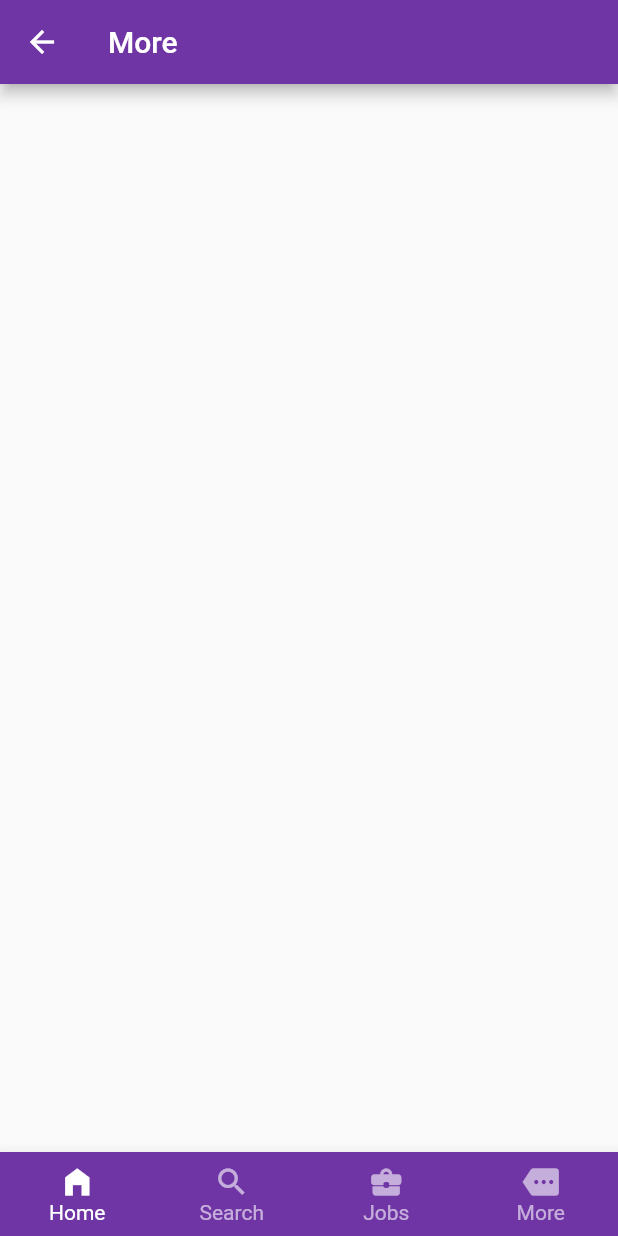
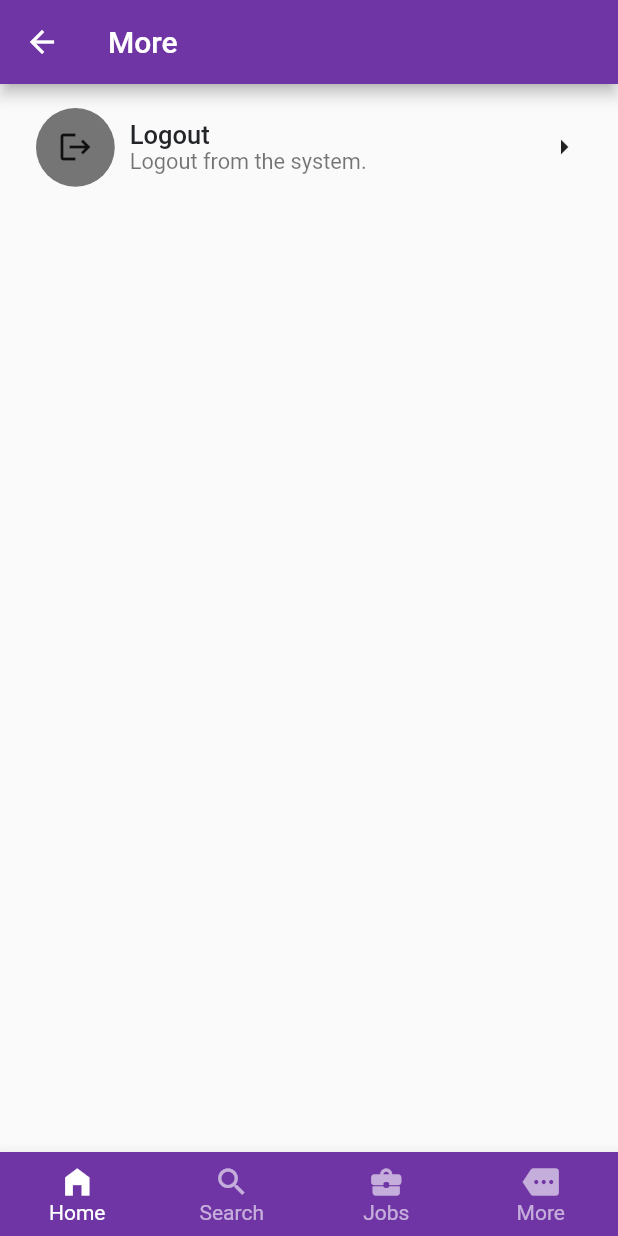
Before and after one commit to DulsaraNethmin/DocTracker-mobile, a Flutter app: the DelMoreScreen screen opened by its route, on a phone screen of 412 x 824 dp. Run offline on Flutter 3.47's test engine with Material 2 defaults, Android fonts, the phone set to English and light mode, and no system bars; drawn by our look-alikes of getwidget; our stand-ins replace analog_clock, bloc, dio, email_validator, flutter_bloc, image_picker and 1 more; missing offline and left inert: qr_code_scanner.

Commit message:
deliverer logout set

```diff
--- a/lib/presentation/screens/deliverer/More/more_screen.dart
+++ b/lib/presentation/screens/deliverer/More/more_screen.dart
@@ -1,12 +1,35 @@
+import 'package:doctracker/logic/cubit/botnavbar_cubit.dart';
 import 'package:doctracker/presentation/constants/constants.dart';
 import 'package:doctracker/presentation/widgets/bottom_nav_bar.dart';
 import 'package:flutter/material.dart';
+import 'package:flutter_bloc/flutter_bloc.dart';
+import 'package:getwidget/components/avatar/gf_avatar.dart';
+import 'package:getwidget/components/list_tile/gf_list_tile.dart';
 
-class DelMoreScreen extends StatelessWidget {
+class DelMoreScreen extends StatefulWidget {
+  @override
+  State<DelMoreScreen> createState() => _DelMoreScreenState();
+}
+
+class _DelMoreScreenState extends State<DelMoreScreen> {
   //const MoreScreen({ Key? key }) : super(key: key);
-
   @override
   Widget build(BuildContext context) {
+    final logout = InkWell(
+        onTap: () {
+          print('logout');
+          context.read<BotnavbarCubit>().toInitialState();
+          Navigator.of(context).pushNamedAndRemoveUntil(
+              'login', (Route<dynamic> route) => false);
+        },
+        child: GFListTile(
+            avatar: GFAvatar(
+              backgroundColor: Colors.grey[600],
+              child: Icon(Icons.logout),
+            ),
+            titleText: 'Logout',
+            subTitleText: 'Logout from the system.',
+            icon: Icon(Icons.arrow_right)));
     return Scaffold(
       appBar: AppBar(
         title: Text('More'),
@@ -14,6 +37,11 @@ class DelMoreScreen extends StatelessWidget {
       ),
       //body: Container(),
       bottomNavigationBar: BottomNavBar(),
+      body: SafeArea(
+        child: Column(
+          children: [logout],
+        ),
+      ),
     );
   }
 }
```
Also changed, not shown: lib/presentation/screens/deliverer/Home/deliverer_home.dart (+7 -1 lines).
